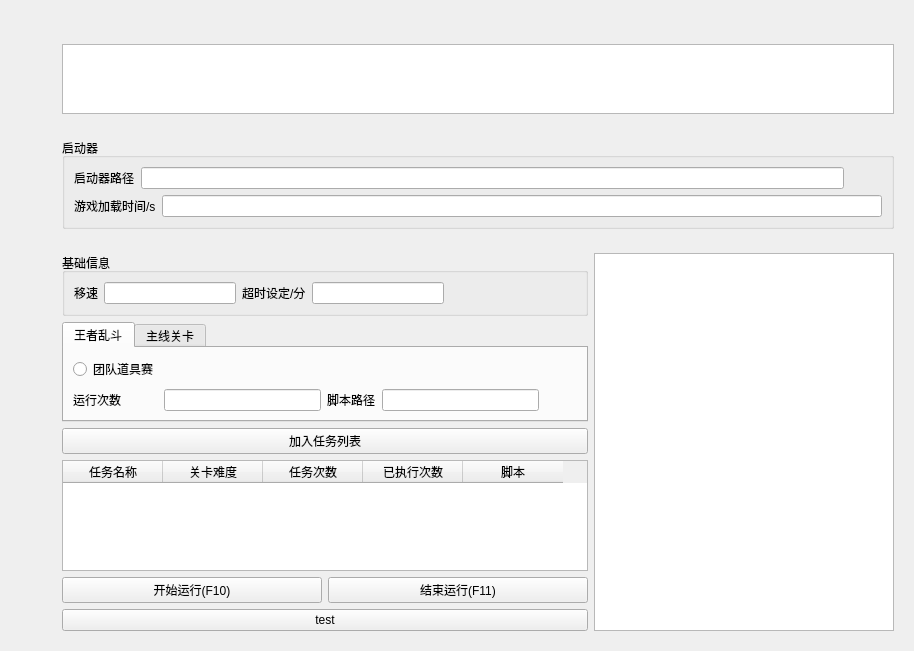
Qt form subwidgets/subssjjwidget.ui (HuaPi2d/HuaPi2d) before a commit.
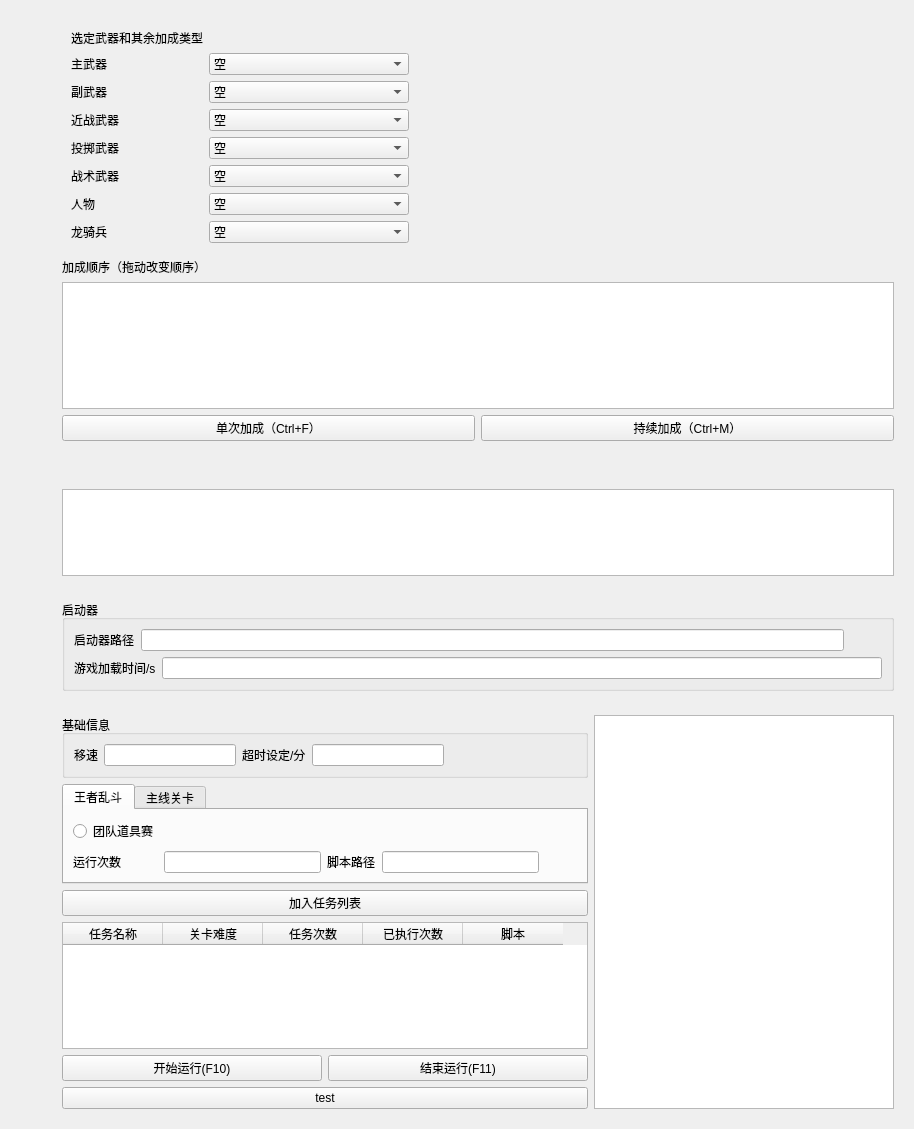
The same form after that commit. Icons and pictures are not drawn.

Commit message: 添加半自动加成脚本

The edit to the form file:
```diff
--- a/subwidgets/subssjjwidget.ui
+++ b/subwidgets/subssjjwidget.ui
@@ -7,7 +7,7 @@
     <x>0</x>
     <y>0</y>
     <width>914</width>
-    <height>651</height>
+    <height>1129</height>
    </rect>
   </property>
   <property name="windowTitle">
@@ -225,6 +225,262 @@
    </item>
    <item>
     <layout class="QVBoxLayout" name="verticalLayout">
+     <item>
+      <widget class="QWidget" name="bonusWidget" native="true">
+       <layout class="QVBoxLayout" name="verticalLayout_4">
+        <item>
+         <widget class="QWidget" name="weaponChooseWidget" native="true">
+          <layout class="QGridLayout" name="gridLayout_3">
+           <item row="6" column="0">
+            <widget class="QLabel" name="characterLabel">
+             <property name="text">
+              <string>人物</string>
+             </property>
+            </widget>
+           </item>
+           <item row="3" column="0">
+            <widget class="QLabel" name="meleeWeaponLabel">
+             <property name="text">
+              <string>近战武器</string>
+             </property>
+            </widget>
+           </item>
+           <item row="1" column="1">
+            <widget class="QComboBox" name="mainWeaponComboBox">
+             <property name="minimumSize">
+              <size>
+               <width>200</width>
+               <height>0</height>
+              </size>
+             </property>
+             <item>
+              <property name="text">
+               <string>空</string>
+              </property>
+             </item>
+             <item>
+              <property name="text">
+               <string>神谕</string>
+              </property>
+             </item>
+             <item>
+              <property name="text">
+               <string>弧光</string>
+              </property>
+             </item>
+             <item>
+              <property name="text">
+               <string>黎明之光</string>
+              </property>
+             </item>
+            </widget>
+           </item>
+           <item row="6" column="1">
+            <widget class="QComboBox" name="characterComboBox">
+             <item>
+              <property name="text">
+               <string>空</string>
+              </property>
+             </item>
+             <item>
+              <property name="text">
+               <string>泰克斯（无X）</string>
+              </property>
+             </item>
+             <item>
+              <property name="text">
+               <string>泰克斯（有X）</string>
+              </property>
+             </item>
+             <item>
+              <property name="text">
+               <string>六臂魔童（无中键）</string>
+              </property>
+             </item>
+            </widget>
+           </item>
+           <item row="4" column="1">
+            <widget class="QComboBox" name="throwingWeaponComboBox">
+             <item>
+              <property name="text">
+               <string>空</string>
+              </property>
+             </item>
+             <item>
+              <property name="text">
+               <string>两仪</string>
+              </property>
+             </item>
+             <item>
+              <property name="text">
+               <string>暗蚀</string>
+              </property>
+             </item>
+            </widget>
+           </item>
+           <item row="5" column="1">
+            <widget class="QComboBox" name="tacticalWeaponComboBox">
+             <item>
+              <property name="text">
+               <string>空</string>
+              </property>
+             </item>
+             <item>
+              <property name="text">
+               <string>灰核</string>
+              </property>
+             </item>
+            </widget>
+           </item>
+           <item row="3" column="1">
+            <widget class="QComboBox" name="meleeWeaponComboBox">
+             <item>
+              <property name="text">
+               <string>空</string>
+              </property>
+             </item>
+             <item>
+              <property name="text">
+               <string>黯水晶</string>
+              </property>
+             </item>
+            </widget>
+           </item>
+           <item row="1" column="2">
+            <spacer name="horizontalSpacer_3">
+             <property name="orientation">
+              <enum>Qt::Orientation::Horizontal</enum>
+             </property>
+             <property name="sizeHint" stdset="0">
+              <size>
+               <width>40</width>
+               <height>20</height>
+              </size>
+             </property>
+            </spacer>
+           </item>
+           <item row="2" column="0">
+            <widget class="QLabel" name="secondaryWeaponLabel">
+             <property name="text">
+              <string>副武器</string>
+             </property>
+            </widget>
+           </item>
+           <item row="1" column="0">
+            <widget class="QLabel" name="mainWeaponLabel">
+             <property name="text">
+              <string>主武器</string>
+             </property>
+            </widget>
+           </item>
+           <item row="8" column="0">
+            <spacer name="verticalSpacer_4">
+             <property name="orientation">
+              <enum>Qt::Orientation::Vertical</enum>
+             </property>
+             <property name="sizeHint" stdset="0">
+              <size>
+               <width>20</width>
+               <height>40</height>
+              </size>
+             </property>
+            </spacer>
+           </item>
+           <item row="4" column="0">
+            <widget class="QLabel" name="grenadeLabel">
+             <property name="text">
+              <string>投掷武器</string>
+             </property>
+            </widget>
+           </item>
+           <item row="0" column="0">
+            <widget class="QLabel" name="chooseWeaponAndOtherLabel">
+             <property name="text">
+              <string>选定武器和其余加成类型</string>
+             </property>
+            </widget>
+           </item>
+           <item row="2" column="1">
+            <widget class="QComboBox" name="secondaryWeaponComboBox">
+             <item>
+              <property name="text">
+               <string>空</string>
+              </property>
+             </item>
+             <item>
+              <property name="text">
+               <string>飞梭</string>
+              </property>
+             </item>
+             <item>
+              <property name="text">
+               <string>能防</string>
+              </property>
+             </item>
+            </widget>
+           </item>
+           <item row="5" column="0">
+            <widget class="QLabel" name="tacticalWeaponLabel">
+             <property name="text">
+              <string>战术武器</string>
+             </property>
+            </widget>
+           </item>
+           <item row="7" column="0">
+            <widget class="QLabel" name="longQiLabel">
+             <property name="text">
+              <string>龙骑兵</string>
+             </property>
+            </widget>
+           </item>
+           <item row="7" column="1">
+            <widget class="QComboBox" name="longQiComboBox">
+             <item>
+              <property name="text">
+               <string>空</string>
+              </property>
+             </item>
+             <item>
+              <property name="text">
+               <string>混沌爆发</string>
+              </property>
+             </item>
+            </widget>
+           </item>
+          </layout>
+         </widget>
+        </item>
+        <item>
+         <widget class="QLabel" name="currentBonusWeaponListLabel">
+          <property name="text">
+           <string>加成顺序（拖动改变顺序）</string>
+          </property>
+         </widget>
+        </item>
+        <item>
+         <widget class="QListWidget" name="currentWeaponListWidget"/>
+        </item>
+        <item>
+         <layout class="QHBoxLayout" name="bonusTypeHorizontalLayout">
+          <item>
+           <widget class="QPushButton" name="singleBonusPushButton">
+            <property name="text">
+             <string>单次加成（Ctrl+F）</string>
+            </property>
+           </widget>
+          </item>
+          <item>
+           <widget class="QPushButton" name="contineBonusPushButton">
+            <property name="text">
+             <string>持续加成（Ctrl+M）</string>
+            </property>
+           </widget>
+          </item>
+         </layout>
+        </item>
+       </layout>
+      </widget>
+     </item>
      <item>
       <widget class="QWidget" name="writeScriptWidget" native="true">
        <layout class="QVBoxLayout" name="verticalLayout_6">
```
Left out of the diff: 32 changed lines with no effect on the pictures. The commit also changes 43 other files.
